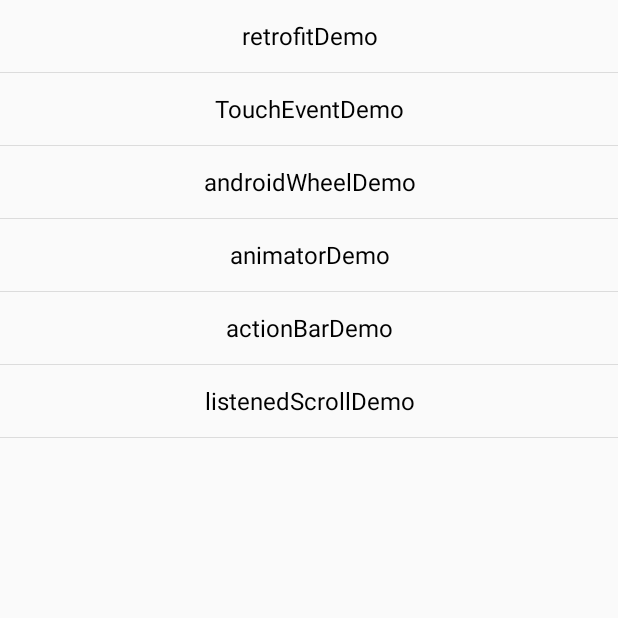
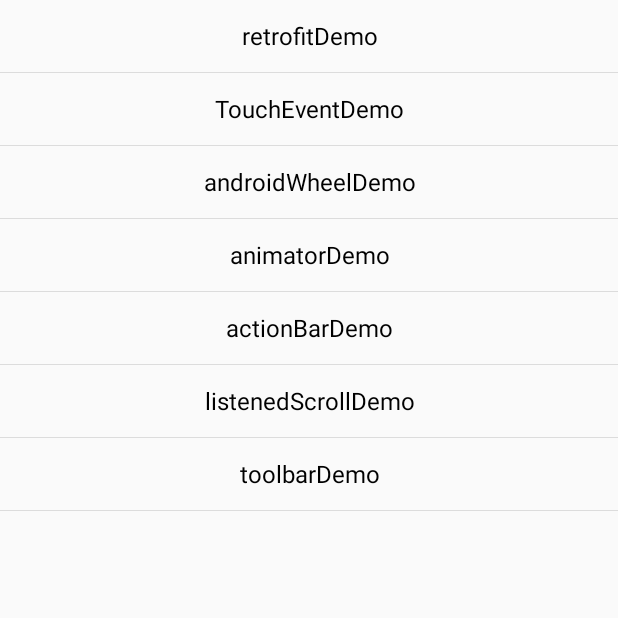
Before and after one commit to zhangxq/DemoCollection, an Android app: the screen it shows after launch (MainActivity), on a phone screen of 412 x 824 dp, the top half of it. Run offline under Robolectric (Android 15) with nearby library versions, the phone set to English and light mode, and no system bars; our stand-ins replace ButterKnife.

Commit message:
增加toolbardemo

```diff
--- a/MyApplication/app/src/main/AndroidManifest.xml
+++ b/MyApplication/app/src/main/AndroidManifest.xml
@@ -27,6 +27,9 @@
             android:name=".actionbardemo.BarActivity"
             android:theme="@style/AppTheme" />
         <activity android:name=".listenedscrollviewdemo.ScrollActivity" />
+        <activity
+            android:name=".toolbardemo.ToolBarDemoActivity"
+            android:theme="@style/ThemeNoActionBar" />
     </application>
 
 </manifest>
--- a/MyApplication/app/src/main/java/com/zhangxq/democollection/MainActivity.java
+++ b/MyApplication/app/src/main/java/com/zhangxq/democollection/MainActivity.java
@@ -15,6 +15,7 @@ import com.zhangxq.democollection.androidwheeldemo.AndroidWheelActivity;
 import com.zhangxq.democollection.animatordemo.AnimatorActivity;
 import com.zhangxq.democollection.listenedscrollviewdemo.ScrollActivity;
 import com.zhangxq.democollection.retrofitdemo.RetrofitActivity;
+import com.zhangxq.democollection.toolbardemo.ToolBarDemoActivity;
 import com.zhangxq.democollection.toucheventdemo.TouchEventActivity;
 
 import butterknife.Bind;
@@ -25,7 +26,9 @@ public class MainActivity extends Activity implements AdapterView.OnItemClickLis
     @Bind(R.id.listView)
     ListView listView;
 
-    String[] items = new String[]{"retrofitDemo", "TouchEventDemo", "androidWheelDemo", "animatorDemo", "actionBarDemo", "listenedScrollDemo"};
+    String[] items = new String[]{"retrofitDemo", "TouchEventDemo",
+            "androidWheelDemo", "animatorDemo", "actionBarDemo",
+            "listenedScrollDemo", "toolbarDemo"};
     private ListAdapter adapter;
 
     @Override
@@ -66,6 +69,10 @@ public class MainActivity extends Activity implements AdapterView.OnItemClickLis
                 Intent intent5 = new Intent(this, ScrollActivity.class);
                 startActivity(intent5);
                 break;
+            case 6:
+                Intent intent6 = new Intent(this, ToolBarDemoActivity.class);
+                startActivity(intent6);
+                break;
             default:
                 break;
         }
--- a/MyApplication/app/src/main/res/values/styles.xml
+++ b/MyApplication/app/src/main/res/values/styles.xml
@@ -1,5 +1,4 @@
 <resources>
-
     <!-- Base application theme. -->
     <style name="AppTheme" parent="@style/Theme.AppCompat.Light">
         <item name="android:actionBarStyle">@style/MyActionBar</item>
@@ -37,4 +36,21 @@
         <item name="android:textSize">16dp</item>
     </style>
 
+    <style name="ThemeNoActionBar" parent="Theme.AppCompat.Light.NoActionBar">
+        <item name="toolbarStyle">@style/MyToolBar</item>
+        <item name="colorPrimary">@color/theme_color</item>
+        <item name="actionBarSize">48dp</item>
+        <item name="android:actionBarSize">48dp</item>
+    </style>
+
+    <style name="MyToolBar" parent="Widget.AppCompat.Toolbar">
+        <item name="android:titleTextStyle">@style/TitleTextStyle</item>
+        <item name="android:background">@drawable/action_bar_bg</item>
+        <item name="android:homeAsUpIndicator">@drawable/action_bar_back</item>
+        <!-- Support library compatibility -->
+        <item name="titleTextStyle">@style/TitleTextStyle</item>
+        <item name="background">@drawable/action_bar_bg</item>
+        <item name="homeAsUpIndicator">@drawable/action_bar_back</item>
+    </style>
+
 </resources>
```
Also changed, not shown: MyApplication/app/src/main/java/com/zhangxq/democollection/listenedscrollviewdemo/ListenedScrollView.java (+7 -1 lines), MyApplication/app/src/main/java/com/zhangxq/democollection/toolbardemo/ToolBarActivity.java (added, +44 -0 lines), MyApplication/app/src/main/java/com/zhangxq/democollection/toolbardemo/ToolBarDemoActivity.java (added, +26 -0 lines), MyApplication/app/src/main/java/com/zhangxq/democollection/toolbardemo/ToolBarHelper.java (added, +91 -0 lines), MyApplication/app/src/main/res/layout/activity_toolbar_demo.xml (added, +13 -0 lines), MyApplication/app/src/main/res/layout/toolbar.xml (added, +15 -0 lines).
